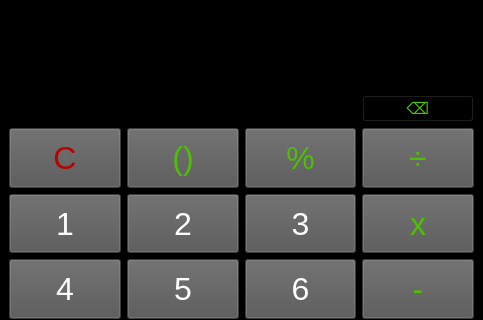
This is src/calculator.ui in Bartiam/SimpleQtCalculator as Qt 5 draws it before an edit; both pictures show x 0 to 483 and y 0 to 320 of the 483 by 481 pixel window. The edited form follows.
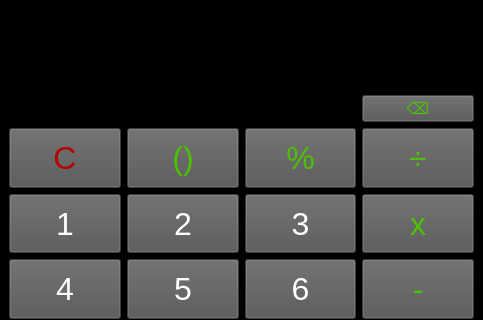
This is the edited form.

Commit message: Complited arithmetic methods.

```diff
--- a/src/calculator.ui
+++ b/src/calculator.ui
@@ -527,7 +527,8 @@
            </font>
           </property>
           <property name="styleSheet">
-           <string notr="true">color: rgb(74, 195, 8);</string>
+           <string notr="true">background-color: rgb(84, 84, 84);
+color: rgb(74, 195, 8);</string>
           </property>
           <property name="text">
            <string>⌫</string>
```
The commit also changes 1 other file.
